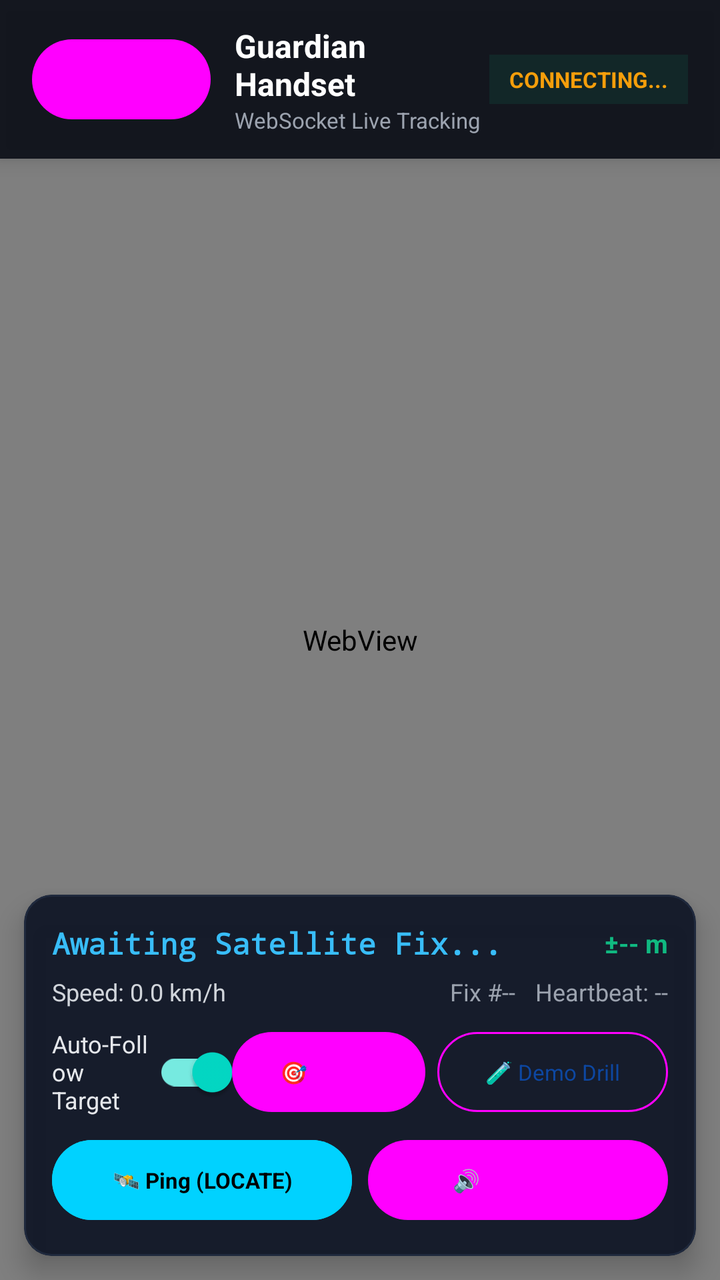
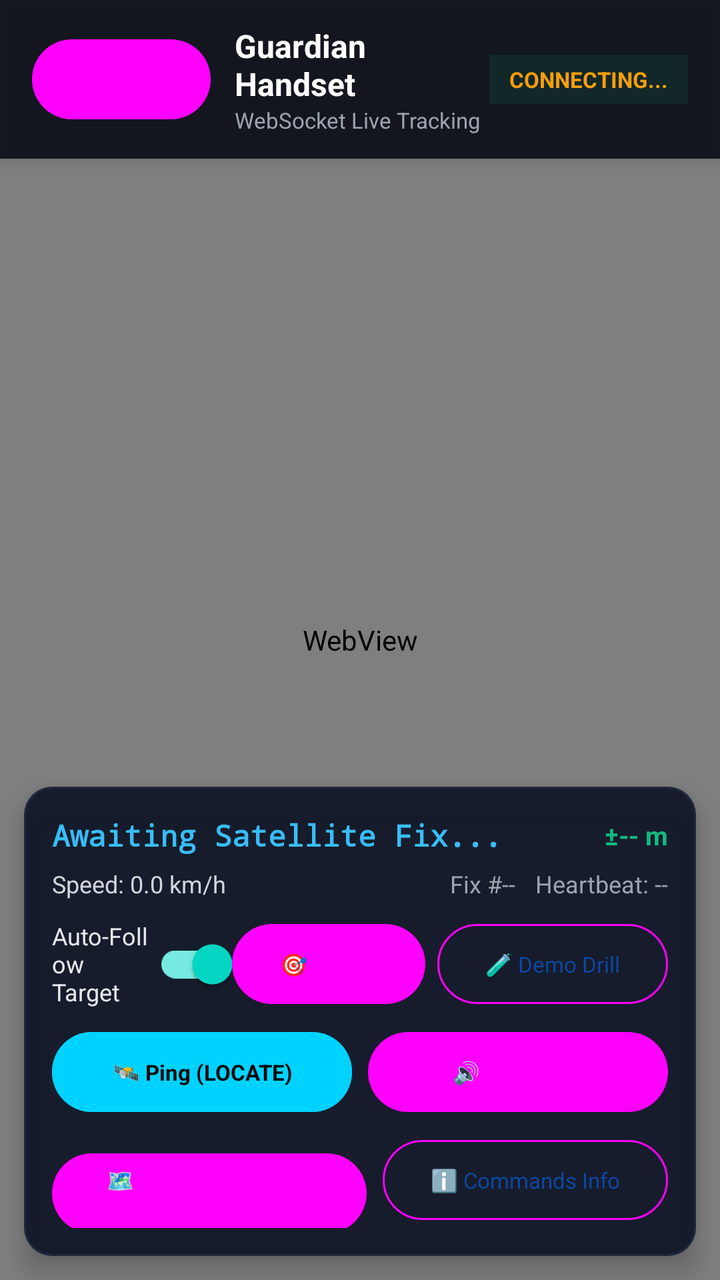

Compare the two renders of this Android layout. The source of the first and the diff that turns it into the second are given below.
<!-- AndroidManifest.xml: application theme Theme.Admin -->
<!-- res/layout/activity_live_tracking.xml -->
<?xml version="1.0" encoding="utf-8"?>
<RelativeLayout xmlns:android="http://schemas.android.com/apk/res/android"
    xmlns:app="http://schemas.android.com/apk/res-auto"
    android:layout_width="match_parent"
    android:layout_height="match_parent"
    android:background="#0A0E17">

    
    <WebView
        android:id="@+id/webViewMap"
        android:layout_width="match_parent"
        android:layout_height="match_parent" />

    
    <LinearLayout
        android:id="@+id/topBar"
        android:layout_width="match_parent"
        android:layout_height="wrap_content"
        android:layout_alignParentTop="true"
        android:background="#E60A0E17"
        android:elevation="6dp"
        android:gravity="center_vertical"
        android:orientation="horizontal"
        android:paddingHorizontal="16dp"
        android:paddingVertical="12dp">

        <Button
            android:id="@+id/btnBack"
            style="@style/Widget.Material3.Button.TonalButton"
            android:layout_width="wrap_content"
            android:layout_height="wrap_content"
            android:text="← Back"
            android:textSize="12sp" />

        <LinearLayout
            android:layout_width="0dp"
            android:layout_height="wrap_content"
            android:layout_marginStart="12dp"
            android:layout_weight="1"
            android:orientation="vertical">

            <TextView
                android:id="@+id/tvDeviceTitle"
                android:layout_width="wrap_content"
                android:layout_height="wrap_content"
                android:text="Guardian Handset"
                android:textColor="#FFFFFF"
                android:textSize="16sp"
                android:textStyle="bold" />

            <TextView
                android:id="@+id/tvDeviceSubtitle"
                android:layout_width="wrap_content"
                android:layout_height="wrap_content"
                android:text="WebSocket Live Tracking"
                android:textColor="#9CA3AF"
                android:textSize="11sp" />
        </LinearLayout>

        <TextView
            android:id="@+id/tvLiveStatus"
            android:layout_width="wrap_content"
            android:layout_height="wrap_content"
            android:background="#1A10B981"
            android:paddingHorizontal="10dp"
            android:paddingVertical="5dp"
            android:text="CONNECTING..."
            android:textColor="#F59E0B"
            android:textSize="11sp"
            android:textStyle="bold" />
    </LinearLayout>

    
    <com.google.android.material.card.MaterialCardView
        android:id="@+id/cardHud"
        android:layout_width="match_parent"
        android:layout_height="wrap_content"
        android:layout_alignParentBottom="true"
        android:layout_margin="12dp"
        app:cardBackgroundColor="#F2111827"
        app:cardCornerRadius="14dp"
        app:cardElevation="8dp"
        app:strokeColor="#1F293D"
        app:strokeWidth="1dp">

        <LinearLayout
            android:layout_width="match_parent"
            android:layout_height="wrap_content"
            android:orientation="vertical"
            android:padding="14dp">

            
            <LinearLayout
                android:layout_width="match_parent"
                android:layout_height="wrap_content"
                android:gravity="center_vertical"
                android:orientation="horizontal">

                <TextView
                    android:id="@+id/tvHudCoordinates"
                    android:layout_width="0dp"
                    android:layout_height="wrap_content"
                    android:layout_weight="1"
                    android:fontFamily="monospace"
                    android:text="Awaiting Satellite Fix..."
                    android:textColor="#38BDF8"
                    android:textSize="15sp"
                    android:textStyle="bold" />

                <TextView
                    android:id="@+id/tvHudAccuracy"
                    android:layout_width="wrap_content"
                    android:layout_height="wrap_content"
                    android:text="±-- m"
                    android:textColor="#10B981"
                    android:textSize="13sp"
                    android:textStyle="bold" />
            </LinearLayout>

            
            <LinearLayout
                android:layout_width="match_parent"
                android:layout_height="wrap_content"
                android:layout_marginTop="6dp"
                android:gravity="center_vertical"
                android:orientation="horizontal">

                <TextView
                    android:id="@+id/tvHudSpeed"
                    android:layout_width="0dp"
                    android:layout_height="wrap_content"
                    android:layout_weight="1"
                    android:text="Speed: 0.0 km/h"
                    android:textColor="#D1D5DB"
                    android:textSize="12sp" />

                <TextView
                    android:id="@+id/tvHudSequence"
                    android:layout_width="wrap_content"
                    android:layout_height="wrap_content"
                    android:text="Fix #--"
                    android:textColor="#9CA3AF"
                    android:textSize="12sp" />

                <TextView
                    android:id="@+id/tvHudSignalTime"
                    android:layout_width="wrap_content"
                    android:layout_height="wrap_content"
                    android:layout_marginStart="10dp"
                    android:text="Heartbeat: --"
                    android:textColor="#9CA3AF"
                    android:textSize="12sp" />
            </LinearLayout>

            
            <LinearLayout
                android:layout_width="match_parent"
                android:layout_height="wrap_content"
                android:layout_marginTop="8dp"
                android:gravity="center_vertical"
                android:orientation="horizontal">

                <com.google.android.material.switchmaterial.SwitchMaterial
                    android:id="@+id/switchFollowTarget"
                    android:layout_width="0dp"
                    android:layout_height="wrap_content"
                    android:layout_weight="1"
                    android:checked="true"
                    android:text="Auto-Follow Target"
                    android:textColor="#E5E7EB"
                    android:textSize="12sp" />

                <Button
                    android:id="@+id/btnCenterTarget"
                    style="@style/Widget.Material3.Button.TonalButton"
                    android:layout_width="wrap_content"
                    android:layout_height="wrap_content"
                    android:text="🎯 Center"
                    android:textSize="11sp" />

                <Button
                    android:id="@+id/btnSimulateDrill"
                    style="@style/Widget.Material3.Button.OutlinedButton"
                    android:layout_width="wrap_content"
                    android:layout_height="wrap_content"
                    android:layout_marginStart="6dp"
                    android:text="🧪 Demo Drill"
                    android:textSize="11sp" />
            </LinearLayout>

            
            <LinearLayout
                android:layout_width="match_parent"
                android:layout_height="wrap_content"
                android:layout_marginTop="6dp"
                android:orientation="horizontal">

                <Button
                    android:id="@+id/btnPingLocate"
                    style="@style/Widget.Material3.Button"
                    android:layout_width="0dp"
                    android:layout_height="wrap_content"
                    android:layout_weight="1"
                    android:layout_marginEnd="4dp"
                    android:backgroundTint="#00D2FF"
                    android:text="🛰️ Ping (LOCATE)"
                    android:textColor="#000000"
                    android:textSize="11sp"
                    android:textStyle="bold" />

                <Button
                    android:id="@+id/btnRingSiren"
                    style="@style/Widget.Material3.Button.TonalButton"
                    android:layout_width="0dp"
                    android:layout_height="wrap_content"
                    android:layout_weight="1"
                    android:layout_marginStart="4dp"
                    android:text="🔊 Ring Siren"
                    android:textSize="11sp" />
            </LinearLayout>

        </LinearLayout>
    </com.google.android.material.card.MaterialCardView>

</RelativeLayout>
<!-- resources referenced by this layout -->
<resources>
  <style name="Theme.Admin" parent="Theme.MaterialComponents.DayNight.DarkActionBar">
          <item name="colorPrimary">#0D47A1</item>
          <item name="colorPrimaryVariant">#002171</item>
          <item name="colorOnPrimary">#FFFFFF</item>
      </style>
</resources>

<!-- the commit's change to res/layout/activity_live_tracking.xml (unified diff, before → after) -->
@@ -219,6 +219,33 @@
                     android:textSize="11sp" />
             </LinearLayout>
 
+            
+            <LinearLayout
+                android:layout_width="match_parent"
+                android:layout_height="wrap_content"
+                android:layout_marginTop="6dp"
+                android:orientation="horizontal">
+
+                <Button
+                    android:id="@+id/btnSearchOnMap"
+                    style="@style/Widget.Material3.Button.TonalButton"
+                    android:layout_width="0dp"
+                    android:layout_height="wrap_content"
+                    android:layout_weight="1"
+                    android:layout_marginEnd="4dp"
+                    android:text="🗺️ Search on Google Maps"
+                    android:textSize="11sp" />
+
+                <Button
+                    android:id="@+id/btnCommandInfo"
+                    style="@style/Widget.Material3.Button.OutlinedButton"
+                    android:layout_width="wrap_content"
+                    android:layout_height="wrap_content"
+                    android:layout_marginStart="4dp"
+                    android:text="ℹ️ Commands Info"
+                    android:textSize="11sp" />
+            </LinearLayout>
+
         </LinearLayout>
     </com.google.android.material.card.MaterialCardView>
 
